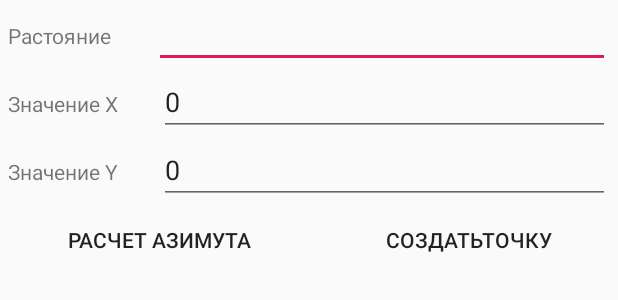
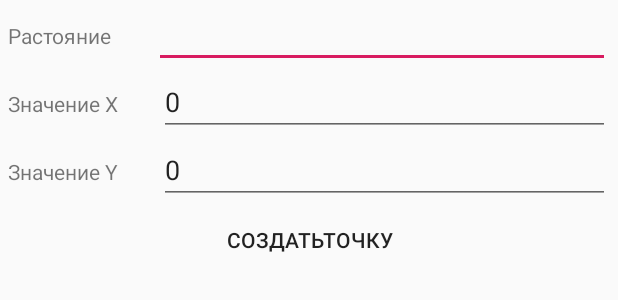
Before and after one commit to orueI/Rangefinder, an Android app: the layout dialog_new_point.xml on its own in the app's theme, with its tools: preview values and no code run, on a phone screen of 412 x 824 dp. Shown: the top 300 px of the screen. Run offline under Robolectric (Android 15) with nearby library versions, the phone set to English and light mode, and no system bars.

Commit message:
last commit before updating

```diff
--- a/app/src/main/java/com/example/rangefinder/Controller.kt
+++ b/app/src/main/java/com/example/rangefinder/Controller.kt
@@ -27,6 +27,8 @@ class Controller : DialogInterfase, MenuInterface {
 
     override fun onClickMenuBtnCreateNewPoint(context: Context) {
         dialog.showDialog(context)
+        dialog.btnCreateNewPointClickable()
+
     }
 
     override fun azimuthRead() {
--- a/app/src/main/res/layout/dialog_new_point.xml
+++ b/app/src/main/res/layout/dialog_new_point.xml
@@ -74,13 +74,13 @@
             android:layout_height="wrap_content"
             android:orientation="horizontal">
 
-        <Button
-                android:id="@+id/btnDialogReadAzimuth"
-                android:layout_width="wrap_content"
-                android:layout_height="wrap_content"
-            android:text="Расчет азимута"
-            android:layout_weight="1"
-                android:background="#FAFAFA"/>
+<!--        <Button-->
+<!--                android:id="@+id/btnDialogReadAzimuth"-->
+<!--                android:layout_width="wrap_content"-->
+<!--                android:layout_height="wrap_content"-->
+<!--            android:text="Расчет азимута"-->
+<!--            android:layout_weight="1"-->
+<!--                android:background="#FAFAFA"/>-->
 
         <Button
                 android:id="@+id/btnDialogCreateNewPoint"
```
Also changed, not shown: app/src/main/java/com/example/rangefinder/DialogNewPoint.kt (+10 -10 lines).
